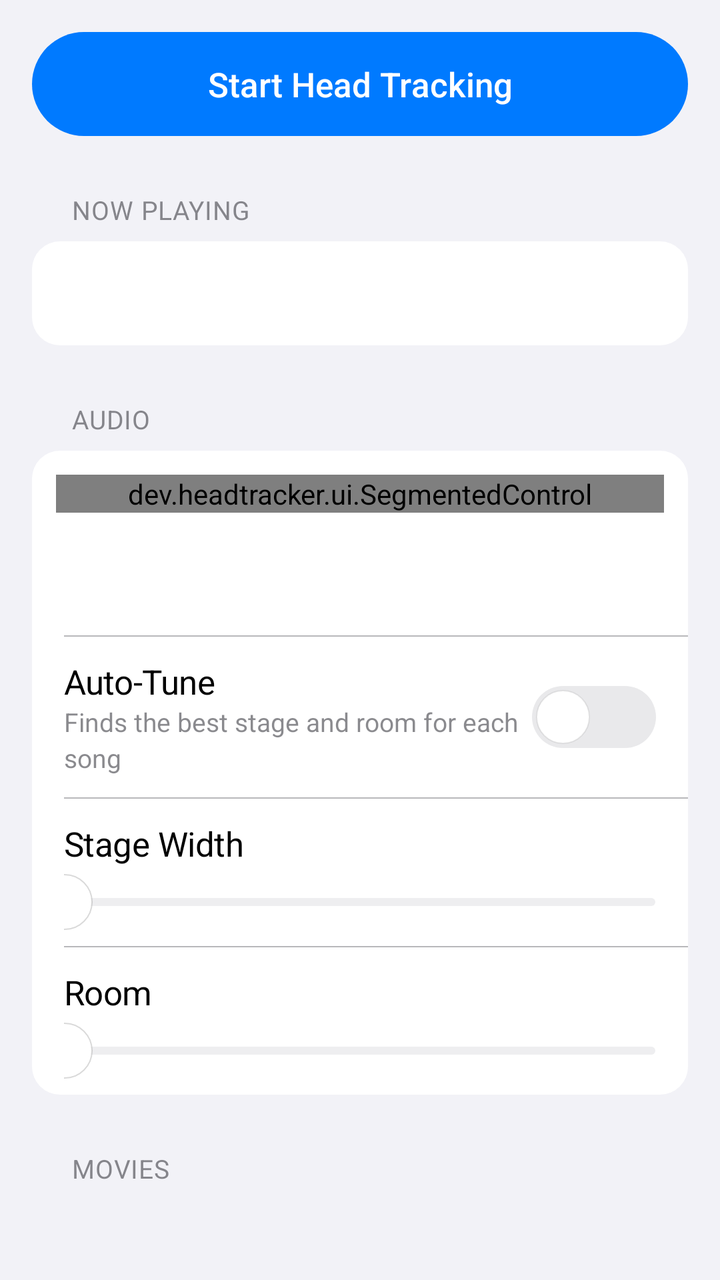
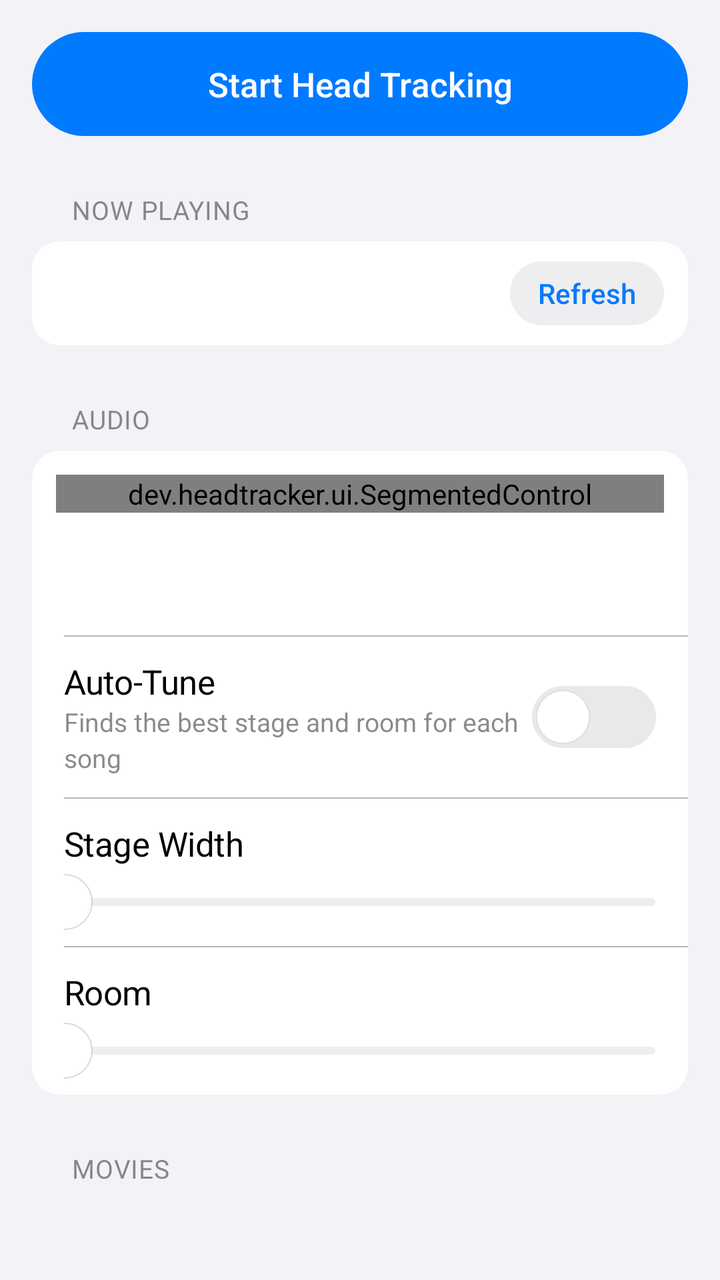

Before-and-after screenshots of an Android layout around one commit, followed by the original layout XML and the change that was made.
<!-- AndroidManifest.xml: application theme AppTheme -->
<!-- res/layout/controls.xml -->
<?xml version="1.0" encoding="utf-8"?>
<LinearLayout xmlns:android="http://schemas.android.com/apk/res/android"
    android:id="@+id/controls"
    android:layout_width="match_parent"
    android:layout_height="wrap_content"
    android:orientation="vertical"
    android:paddingTop="16dp"
    android:paddingBottom="40dp">

    <TextView
        android:id="@+id/toggle"
        android:layout_width="match_parent"
        android:layout_height="52dp"
        android:layout_marginStart="16dp"
        android:layout_marginEnd="16dp"
        android:background="@drawable/pill_primary"
        android:gravity="center"
        android:fontFamily="sans-serif-medium"
        android:textColor="#FFFFFF"
        android:textSize="17sp"
        android:focusable="true"
        android:clickable="true"
        android:text="@string/start" />

    <TextView
        android:id="@+id/quit"
        android:layout_width="wrap_content"
        android:layout_height="40dp"
        android:layout_gravity="center_horizontal"
        android:layout_marginTop="4dp"
        android:gravity="center"
        android:paddingStart="16dp"
        android:paddingEnd="16dp"
        android:textColor="@color/label2"
        android:textSize="15sp"
        android:focusable="true"
        android:clickable="true"
        android:visibility="gone"
        android:text="@string/quit" />

    <TextView
        android:id="@+id/enable_immersive"
        android:layout_width="match_parent"
        android:layout_height="44dp"
        android:layout_marginStart="16dp"
        android:layout_marginEnd="16dp"
        android:layout_marginTop="10dp"
        android:background="@drawable/pill_secondary"
        android:gravity="center"
        android:fontFamily="sans-serif-medium"
        android:textColor="@color/accent"
        android:textSize="15sp"
        android:focusable="true"
        android:clickable="true"
        android:visibility="gone"
        android:text="@string/enable_immersive" />

    
    <TextView style="@style/SectionHeader" android:text="@string/sec_playing" android:accessibilityHeading="true" />
    <LinearLayout style="@style/Card">
        <TextView
            android:id="@+id/render"
            style="@style/T.Body"
            android:layout_width="match_parent"
            android:layout_height="wrap_content"
            android:minHeight="52dp"
            android:gravity="center_vertical"
            android:paddingStart="16dp"
            android:paddingEnd="16dp"
            android:paddingTop="12dp"
            android:paddingBottom="12dp" />
        <LinearLayout
            android:id="@+id/apps"
            android:layout_width="match_parent"
            android:layout_height="wrap_content"
            android:orientation="vertical" />
    </LinearLayout>

    
    <TextView style="@style/SectionHeader" android:text="@string/sec_audio" android:accessibilityHeading="true" />
    <LinearLayout style="@style/Card">
        <dev.headtracker.ui.SegmentedControl
            android:id="@+id/audio_mode"
            android:layout_width="match_parent"
            android:layout_height="wrap_content"
            android:layout_marginStart="12dp"
            android:layout_marginEnd="12dp"
            android:layout_marginTop="12dp" />
        <TextView
            android:id="@+id/audio_caption"
            style="@style/T.Footnote"
            android:layout_width="match_parent"
            android:layout_height="wrap_content"
            android:paddingStart="16dp"
            android:paddingEnd="16dp"
            android:paddingTop="10dp"
            android:paddingBottom="4dp" />
        <TextView
            android:id="@+id/dolby_tip"
            style="@style/T.Footnote"
            android:layout_width="match_parent"
            android:layout_height="wrap_content"
            android:paddingStart="16dp"
            android:paddingEnd="16dp"
            android:paddingBottom="12dp"
            android:textColor="@color/accent" />
        <View style="@style/Divider" />
        <LinearLayout android:id="@+id/auto_row" style="@style/Row">
            <LinearLayout android:layout_width="0dp" android:layout_height="wrap_content" android:layout_weight="1" android:orientation="vertical">
                <TextView style="@style/T.Body" android:layout_width="wrap_content" android:layout_height="wrap_content" android:text="@string/auto_tune" />
                <TextView style="@style/T.Subhead" android:layout_width="wrap_content" android:layout_height="wrap_content" android:text="@string/auto_tune_sub" />
            </LinearLayout>
            <Switch android:id="@+id/auto_tune" style="@style/Toggle" />
        </LinearLayout>
        <View style="@style/Divider" />
        <LinearLayout android:id="@+id/width_row" style="@style/Row" android:orientation="vertical" android:paddingBottom="4dp">
            <LinearLayout android:layout_width="match_parent" android:layout_height="wrap_content" android:orientation="horizontal">
                <TextView style="@style/T.Body" android:layout_width="0dp" android:layout_weight="1" android:layout_height="wrap_content" android:text="@string/width" />
                <TextView android:id="@+id/width_value" style="@style/T.Value" android:layout_width="wrap_content" android:layout_height="wrap_content" />
            </LinearLayout>
            <SeekBar android:id="@+id/width" style="@style/Slider" android:layout_marginStart="-14dp" android:layout_marginEnd="-14dp" />
        </LinearLayout>
        <View style="@style/Divider" />
        <LinearLayout android:id="@+id/room_row" style="@style/Row" android:orientation="vertical" android:paddingBottom="4dp">
            <LinearLayout android:layout_width="match_parent" android:layout_height="wrap_content" android:orientation="horizontal">
                <TextView style="@style/T.Body" android:layout_width="0dp" android:layout_weight="1" android:layout_height="wrap_content" android:text="@string/room" />
                <TextView android:id="@+id/room_value" style="@style/T.Value" android:layout_width="wrap_content" android:layout_height="wrap_content" />
            </LinearLayout>
            <SeekBar android:id="@+id/room" style="@style/Slider" android:layout_marginStart="-14dp" android:layout_marginEnd="-14dp" />
        </LinearLayout>
    </LinearLayout>

    
    <TextView style="@style/SectionHeader" android:text="@string/sec_movies" android:accessibilityHeading="true" />
    <LinearLayout style="@style/Card">
        <dev.headtracker.ui.SegmentedControl
            android:id="@+id/movie_mode"
            android:layout_width="match_parent"
            android:layout_height="wrap_content"
            android:layout_marginStart="12dp"
            android:layout_marginEnd="12dp"
            android:layout_marginTop="12dp" />
        <TextView
            android:id="@+id/movie_caption"
            style="@style/T.Footnote"
            android:layout_width="match_parent"
            android:layout_height="wrap_content"
            android:paddingStart="16dp"
            android:paddingEnd="16dp"
            android:paddingTop="10dp"
            android:paddingBottom="12dp" />
    </LinearLayout>

    
    <TextView style="@style/SectionHeader" android:text="@string/sec_tracking" android:accessibilityHeading="true" />
    <LinearLayout style="@style/Card">
        <dev.headtracker.ui.SegmentedControl
            android:id="@+id/track_mode"
            android:layout_width="match_parent"
            android:layout_height="wrap_content"
            android:layout_marginStart="12dp"
            android:layout_marginEnd="12dp"
            android:layout_marginTop="12dp" />
        <TextView
            android:id="@+id/track_caption"
            style="@style/T.Footnote"
            android:layout_width="match_parent"
            android:layout_height="wrap_content"
            android:paddingStart="16dp"
            android:paddingEnd="16dp"
            android:paddingTop="10dp"
            android:paddingBottom="12dp" />
        <View style="@style/Divider" />
        <LinearLayout style="@style/Row">
            <LinearLayout android:layout_width="0dp" android:layout_height="wrap_content" android:layout_weight="1" android:orientation="vertical">
                <TextView style="@style/T.Body" android:layout_width="wrap_content" android:layout_height="wrap_content" android:text="@string/world" />
                <TextView style="@style/T.Subhead" android:layout_width="wrap_content" android:layout_height="wrap_content" android:text="@string/world_sub" />
            </LinearLayout>
            <Switch android:id="@+id/world" style="@style/Toggle" />
        </LinearLayout>
        <View style="@style/Divider" />
        <LinearLayout style="@style/Row">
            <LinearLayout android:layout_width="0dp" android:layout_height="wrap_content" android:layout_weight="1" android:orientation="vertical">
                <TextView style="@style/T.Body" android:layout_width="wrap_content" android:layout_height="wrap_content" android:text="@string/auto_recenter" />
                <TextView style="@style/T.Subhead" android:layout_width="wrap_content" android:layout_height="wrap_content" android:text="@string/auto_recenter_sub" />
            </LinearLayout>
            <Switch android:id="@+id/auto_recenter" style="@style/Toggle" />
        </LinearLayout>
    </LinearLayout>

    
    <LinearLayout
        android:id="@+id/advanced_header"
        android:layout_width="match_parent"
        android:layout_height="wrap_content"
        android:layout_marginTop="28dp"
        android:layout_marginBottom="7dp"
        android:paddingStart="36dp"
        android:paddingEnd="36dp"
        android:minHeight="32dp"
        android:gravity="center_vertical"
        android:orientation="horizontal"
        android:focusable="true"
        android:clickable="true">
        <TextView
            android:layout_width="0dp"
            android:layout_height="wrap_content"
            android:layout_weight="1"
            android:textSize="13sp"
            android:letterSpacing="0.02"
            android:textAllCaps="true"
            android:textColor="@color/label2"
            android:text="@string/sec_advanced" />
        <ImageView
            android:id="@+id/advanced_chevron"
            android:layout_width="14dp"
            android:layout_height="14dp"
            android:src="@drawable/ic_chevron"
            android:importantForAccessibility="no" />
    </LinearLayout>
    <LinearLayout android:id="@+id/advanced_card" style="@style/Card" android:visibility="gone">
        <LinearLayout style="@style/Row" android:orientation="vertical" android:paddingBottom="4dp">
            <LinearLayout android:layout_width="match_parent" android:layout_height="wrap_content" android:orientation="horizontal">
                <TextView style="@style/T.Body" android:layout_width="0dp" android:layout_weight="1" android:layout_height="wrap_content" android:text="@string/smoothness" />
                <TextView android:id="@+id/smoothness_value" style="@style/T.Value" android:layout_width="wrap_content" android:layout_height="wrap_content" />
            </LinearLayout>
            <SeekBar android:id="@+id/smoothness" style="@style/Slider" android:layout_marginStart="-14dp" android:layout_marginEnd="-14dp" />
        </LinearLayout>
        <View style="@style/Divider" />
        <LinearLayout style="@style/Row" android:orientation="vertical" android:paddingBottom="4dp">
            <LinearLayout android:layout_width="match_parent" android:layout_height="wrap_content" android:orientation="horizontal">
                <TextView style="@style/T.Body" android:layout_width="0dp" android:layout_weight="1" android:layout_height="wrap_content" android:text="@string/strength" />
                <TextView android:id="@+id/strength_value" style="@style/T.Value" android:layout_width="wrap_content" android:layout_height="wrap_content" />
            </LinearLayout>
            <SeekBar android:id="@+id/strength" style="@style/Slider" android:layout_marginStart="-14dp" android:layout_marginEnd="-14dp" />
        </LinearLayout>
        <View style="@style/Divider" />
        <LinearLayout style="@style/Row">
            <TextView style="@style/T.Body" android:layout_width="0dp" android:layout_weight="1" android:layout_height="wrap_content" android:text="@string/invert" />
            <Switch android:id="@+id/invert" style="@style/Toggle" />
        </LinearLayout>
        <View style="@style/Divider" />
        <LinearLayout style="@style/Row">
            <TextView style="@style/T.Body" android:layout_width="0dp" android:layout_weight="1" android:layout_height="wrap_content" android:text="@string/pause_screen_off" />
            <Switch android:id="@+id/pause_screen" style="@style/Toggle" />
        </LinearLayout>
        <View style="@style/Divider" />
        <LinearLayout style="@style/Row" android:orientation="vertical">
            <LinearLayout android:layout_width="match_parent" android:layout_height="wrap_content" android:gravity="center_vertical" android:orientation="horizontal">
                <TextView style="@style/T.Body" android:layout_width="0dp" android:layout_weight="1" android:layout_height="wrap_content" android:text="@string/diagnostics" />
                <TextView
                    android:id="@+id/diag_copy"
                    android:layout_width="wrap_content"
                    android:layout_height="32dp"
                    android:background="@drawable/pill_secondary"
                    android:gravity="center"
                    android:paddingStart="14dp"
                    android:paddingEnd="14dp"
                    android:fontFamily="sans-serif-medium"
                    android:textColor="@color/accent"
                    android:textSize="14sp"
                    android:focusable="true"
                    android:clickable="true"
                    android:text="@string/copy" />
            </LinearLayout>
            <TextView
                android:id="@+id/diag"
                android:layout_width="match_parent"
                android:layout_height="wrap_content"
                android:layout_marginTop="8dp"
                android:fontFamily="monospace"
                android:textSize="11sp"
                android:lineSpacingMultiplier="1.15"
                android:textColor="@color/label2"
                android:textIsSelectable="true" />
        </LinearLayout>
    </LinearLayout>

    <TextView style="@style/SectionFooter" android:layout_marginTop="24dp" android:text="@string/help" />
</LinearLayout>
<!-- resources referenced by this layout -->
<resources>
  <color name="accent">#007AFF</color>
  <color name="label2">#993C3C43</color>
  <!-- drawable pill_primary (drawable) -->
  <shape xmlns:android="http://schemas.android.com/apk/res/android">
      <solid android:color="@color/accent" />
      <corners android:radius="100dp" />
  </shape>
  <!-- drawable pill_secondary (drawable) -->
  <shape xmlns:android="http://schemas.android.com/apk/res/android">
      <solid android:color="@color/fill" />
      <corners android:radius="100dp" />
  </shape>
  <string name="auto_recenter">Auto-Recenter</string>
  <string name="auto_recenter_sub">Scene slowly follows you to a new direction</string>
  <string name="auto_tune">Auto-Tune</string>
  <string name="auto_tune_sub">Finds the best stage and room for each song</string>
  <string name="copy">Copy</string>
  <string name="diagnostics">Diagnostics</string>
  <string name="enable_immersive">Allow Audio Capture for Immersive 3D</string>
  <string name="help">When Android asks to share your screen, choose \"Entire screen\": only audio is used, and nothing is recorded or leaves your phone.\n\nHRTF data: MIT Media Lab KEMAR (Gardner &amp; Martin). Head model: \"Lee Perry-Smith\" scan by Infinite Realities, CC BY 3.0.</string>
  <string name="invert">Invert Direction</string>
  <string name="pause_screen_off">Pause Camera When Screen Is Off</string>
  <string name="quit">Turn Off</string>
  <string name="room">Room</string>
  <string name="sec_advanced">Advanced</string>
  <string name="sec_audio">Audio</string>
  <string name="sec_movies">Movies</string>
  <string name="sec_playing">Now Playing</string>
  <string name="sec_tracking">Head Tracking</string>
  <string name="smoothness">Smoothness</string>
  <string name="start">Start Head Tracking</string>
  <string name="strength">Standard Mode Intensity</string>
  <string name="width">Stage Width</string>
  <string name="world">Lock to Room</string>
  <string name="world_sub">Sound stays put even when the phone moves</string>
  <style name="Divider">
          <item name="android:layout_width">match_parent</item>
          <item name="android:layout_height">0.5dp</item>
          <item name="android:layout_marginStart">16dp</item>
          <item name="android:background">@color/separator</item>
      </style>
  <style name="T.Body">
          <item name="android:textSize">17sp</item>
          <item name="android:letterSpacing">-0.01</item>
          <item name="android:textColor">@color/label</item>
      </style>
  <style name="T.Footnote">
          <item name="android:textSize">13sp</item>
          <item name="android:lineSpacingMultiplier">1.2</item>
          <item name="android:textColor">@color/label2</item>
      </style>
  <style name="T.Subhead">
          <item name="android:textSize">13sp</item>
          <item name="android:lineSpacingMultiplier">1.15</item>
          <item name="android:textColor">@color/label2</item>
      </style>
  <style name="T.Value">
          <item name="android:textSize">15sp</item>
          <item name="android:textColor">@color/label2</item>
          <item name="android:fontFeatureSettings">tnum</item>
      </style>
  <color name="label3">#4D3C3C43</color>
  <color name="fill">#1F767680</color>
  <!-- drawable card (drawable) -->
  <shape xmlns:android="http://schemas.android.com/apk/res/android">
      <solid android:color="@color/card" />
      <corners android:radius="14dp" />
  </shape>
  <color name="separator">#5C3C3C43</color>
  <!-- drawable slider_thumb (drawable) -->
  <shape xmlns:android="http://schemas.android.com/apk/res/android" android:shape="oval">
      <solid android:color="#FFFFFF" />
      <stroke android:width="0.5dp" android:color="#26000000" />
      <size android:width="28dp" android:height="28dp" />
  </shape>
  <color name="label">#000000</color>
  <color name="bg">#F2F2F7</color>
  <color name="card">#FFFFFF</color>
  <color name="thumb_stroke">#14000000</color>
  <color name="green">#34C759</color>
  <color name="switch_off">#E9E9EB</color>
  <!-- unchanged entries left out for length: 11 -->
</resources>

<!-- the commit's change to res/layout/controls.xml (unified diff, before → after) -->
@@ -58,17 +58,39 @@
     
     <TextView style="@style/SectionHeader" android:text="@string/sec_playing" android:accessibilityHeading="true" />
     <LinearLayout style="@style/Card">
-        <TextView
-            android:id="@+id/render"
-            style="@style/T.Body"
-            android:layout_width="match_parent"
-            android:layout_height="wrap_content"
-            android:minHeight="52dp"
+        <LinearLayout
+            android:layout_width="match_parent"
+            android:layout_height="wrap_content"
             android:gravity="center_vertical"
-            android:paddingStart="16dp"
-            android:paddingEnd="16dp"
-            android:paddingTop="12dp"
-            android:paddingBottom="12dp" />
+            android:orientation="horizontal"
+            android:paddingEnd="12dp">
+            <TextView
+                android:id="@+id/render"
+                style="@style/T.Body"
+                android:layout_width="0dp"
+                android:layout_weight="1"
+                android:layout_height="wrap_content"
+                android:minHeight="52dp"
+                android:gravity="center_vertical"
+                android:paddingStart="16dp"
+                android:paddingEnd="8dp"
+                android:paddingTop="12dp"
+                android:paddingBottom="12dp" />
+            <TextView
+                android:id="@+id/refresh_audio"
+                android:layout_width="wrap_content"
+                android:layout_height="32dp"
+                android:background="@drawable/pill_secondary"
+                android:gravity="center"
+                android:paddingStart="14dp"
+                android:paddingEnd="14dp"
+                android:fontFamily="sans-serif-medium"
+                android:textColor="@color/accent"
+                android:textSize="14sp"
+                android:focusable="true"
+                android:clickable="true"
+                android:text="@string/refresh" />
+        </LinearLayout>
         <LinearLayout
             android:id="@+id/apps"
             android:layout_width="match_parent"
<!-- resource entries referenced after the edit -->
@@ -23,6 +23,7 @@
   <string name="invert">Invert Direction</string>
   <string name="pause_screen_off">Pause Camera When Screen Is Off</string>
   <string name="quit">Turn Off</string>
+  <string name="refresh">Refresh</string>
   <string name="room">Room</string>
   <string name="sec_advanced">Advanced</string>
   <string name="sec_audio">Audio</string>
